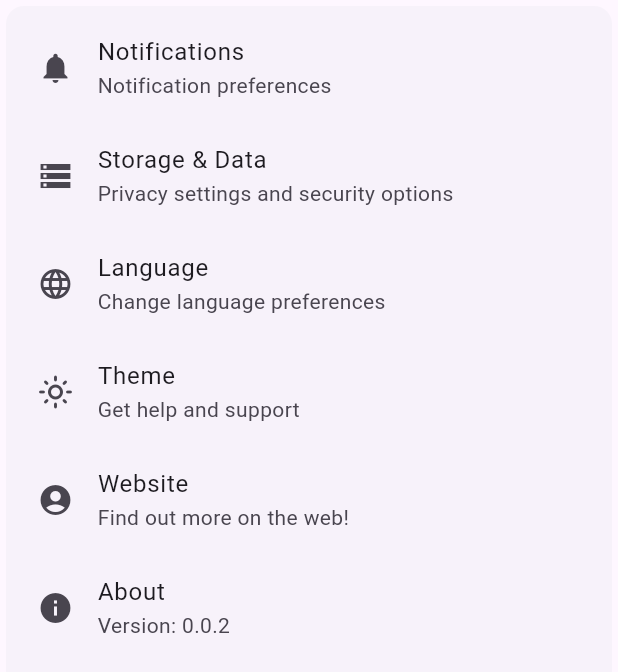
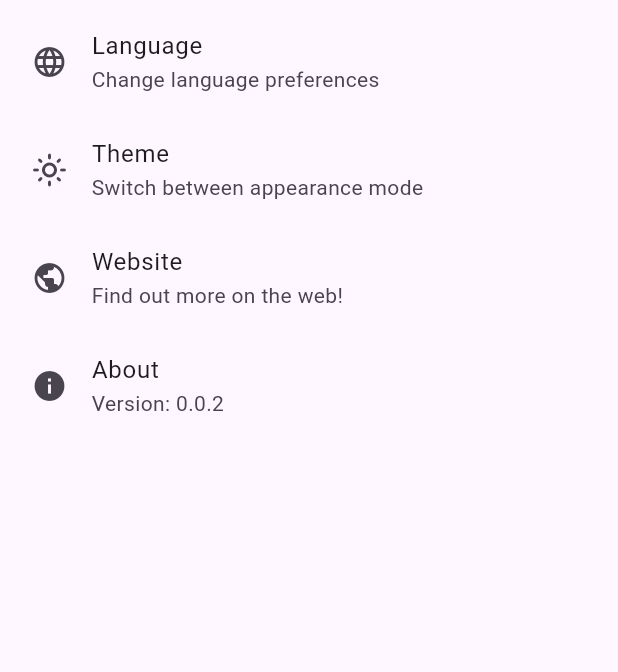
Before and after one commit to omar0176/weather, a Flutter app: the SettingsPage screen opened directly, after a tap on "Website", on a phone screen of 412 x 824 dp. Shown: the top 672 px of the screen. Run offline on Flutter 3.47's test engine with Material 3 defaults, Android fonts, the phone set to English and light mode, and no system bars; our stand-ins replace geocoding, geolocator, shared_preferences; accounts and stored records are empty.

Commit message:
Today's Summary:
Additions:

- Documented the code in a way that a monkey can understand it.

- renamed the window.dart to navigation.dart to be more descriptive of its content

```diff
--- a/lib/main.dart
+++ b/lib/main.dart
@@ -1,5 +1,5 @@
 import 'package:flutter/material.dart';
-import 'package:weather/window.dart';
+import 'package:weather/navigation.dart';
 
 
 void main() {
@@ -12,8 +12,8 @@ class MyApp extends StatelessWidget {
   @override
   Widget build(BuildContext context) {
     return const MaterialApp(
-      debugShowCheckedModeBanner: false,
-      home: MainWindow(), // forwards to the main page of the app
+      debugShowCheckedModeBanner: false, // hides the debug banner
+      home: Navigation(), // forwards to the main page of the app
     );
   }
 }
--- a/lib/window.dart
+++ b/lib/navigation.dart
@@ -1,56 +1,55 @@
-import 'package:flutter/cupertino.dart';
 import 'package:flutter/material.dart';
 import 'package:weather/bookmarks_page.dart';
 import 'package:weather/settings_page.dart';
 import 'home_page.dart';
 
 // Base UI and navigation structure
-class MainWindow extends StatefulWidget {
-  const MainWindow({super.key});
+class Navigation extends StatefulWidget {
+  const Navigation({super.key});
 
   @override
-  State<MainWindow> createState() => _MainWindowState();
+  State<Navigation> createState() => _NavigationState();
 }
 
 int currentPageIndex = 0; // Index of the current page
 
-class _MainWindowState extends State<MainWindow> {
+class _NavigationState extends State<Navigation> {
   @override
   Widget build(BuildContext context) {
     return MaterialApp(
-      debugShowCheckedModeBanner: false,
+      debugShowCheckedModeBanner: false, // hides the debug banner
       home: SafeArea(
         child: Scaffold(
-          appBar: AppBar(
+          appBar: AppBar( // Top app bar with title
             title: const Center(
-              child: Text('Aeolus'), // App title
+              child: Text('Nimbus'), // App title
             ),
             backgroundColor:
             Colors.white.withOpacity(0.5), // Title background color
           ),
           backgroundColor: const Color(0xFFDCE3EA), // Page background color
           bottomNavigationBar: NavigationBar(
-            indicatorColor: Colors.green, // Indicator color
+            indicatorColor: Colors.green, // NavBar Indicator color
             backgroundColor: Colors.white
-                .withOpacity(0.5), // navigation bar background color
+                .withOpacity(0.5), // NavBar background color
             onDestinationSelected: (int index) {
-              setState(() {
+              setState(() { // function to update the state of the Widget
                 currentPageIndex = index; // Sets the current page index
               });
             },
-            destinations: const [
+            destinations: const [ // List of navigation options
               // Navigation destinations
-              NavigationDestination(
+              NavigationDestination(             // Home page
                 icon: Icon(Icons.home_outlined),
                 selectedIcon: Icon(Icons.home),
                 label: 'Home',
               ),
-              NavigationDestination(
-                icon: Icon(CupertinoIcons.bookmark),
+              NavigationDestination(             // Bookmarks page
+                icon: Icon(Icons.bookmark_border_outlined),
                 selectedIcon: Icon(Icons.bookmark),
                 label: 'Bookmarks',
               ),
-              NavigationDestination(
+              NavigationDestination(             // Settings page
                 icon: Icon(Icons.settings_outlined),
                 selectedIcon: Icon(Icons.settings),
                 label: 'Settings',
@@ -58,7 +57,7 @@ class _MainWindowState extends State<MainWindow> {
             ],
             selectedIndex: currentPageIndex, // Selected index
           ),
-          body: IndexedStack(
+          body: IndexedStack( //keeps state of other pages while displaying a specific one
             index: currentPageIndex,
             children: const [
               HomePage(),
--- a/lib/settings_page.dart
+++ b/lib/settings_page.dart
@@ -1,5 +1,5 @@
 import 'package:flutter/material.dart';
-import 'package:url_launcher/url_launcher.dart';
+import 'package:url_launcher/url_launcher.dart'; // package to launch URLs
 
 final Uri _url = Uri.parse('https://www.mercedes-benz-berlin.de/passengercars/startpage.html'); // URL to open
 
@@ -8,29 +8,13 @@ class SettingsPage extends StatelessWidget {
 
   @override
   Widget build(BuildContext context) {
-    return Card(
-      shadowColor: Colors.transparent,
-      child: Padding(
-        padding: const EdgeInsets.all(5.0), // Border padding 5.0 or 16.0
+    return Scaffold(
+      body: Padding(
+        padding: const EdgeInsets.all(
+            5.0), // adds some padding to bring the content away from the edges
         child: ListView(
           // List of settings
           children: [
-            ListTile(
-              leading: const Icon(Icons.notifications),
-              title: const Text('Notifications'),
-              subtitle: const Text('Notification preferences'),
-              onTap: () {
-                // Navigate to notification settings
-              },
-            ),
-            ListTile(
-              leading: const Icon(Icons.storage_outlined),
-              title: const Text('Storage & Data'),
-              subtitle: const Text('Privacy settings and security options'),
-              onTap: () {
-                // Navigate to privacy & security settings
-              },
-            ),
             ListTile(
               leading: const Icon(Icons.language),
               title: const Text('Language'),
@@ -42,22 +26,21 @@ class SettingsPage extends StatelessWidget {
             ListTile(
               leading: const Icon(Icons.light_mode_outlined),
               title: const Text('Theme'),
-              subtitle: const Text('Get help and support'),
+              subtitle: const Text('Switch between appearance mode'),
               onTap: () {
                 // Navigate to help & support
               },
             ),
             ListTile(
-              leading: const Icon(Icons.account_circle),
+              leading: const Icon(Icons.public),
               title: const Text('Website'),
               subtitle: const Text('Find out more on the web!'),
               onTap: () {
-                // Open website homepage
-              _launchUrl();
+                _launchUrl(); // Opens website homepage
               },
             ),
             const ListTile(
-              leading: Icon(Icons.info),
+              leading: Icon(Icons.info), // displays the version of the app
               title: Text('About'),
               subtitle: Text('Version: 0.0.2'),
             ),
@@ -66,7 +49,8 @@ class SettingsPage extends StatelessWidget {
       ),
     );
   }
-  Future<void> _launchUrl() async {
+
+  Future<void> _launchUrl() async { //if URL cannot be launched, throws exception
     if (!await launchUrl(_url)) {
       throw Exception('Could not launch $_url');
     }
```
Also changed, not shown: lib/bookmarks_page.dart (+30 -31 lines), lib/home_page.dart (+81 -77 lines).
